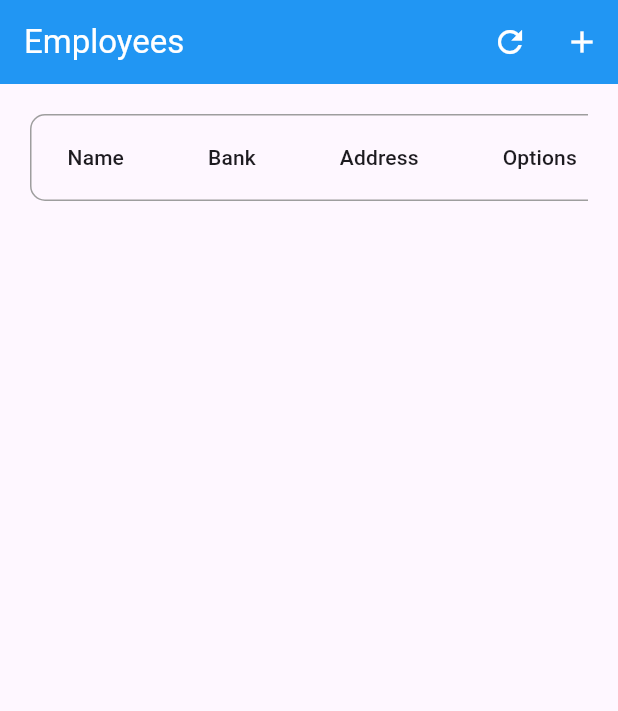
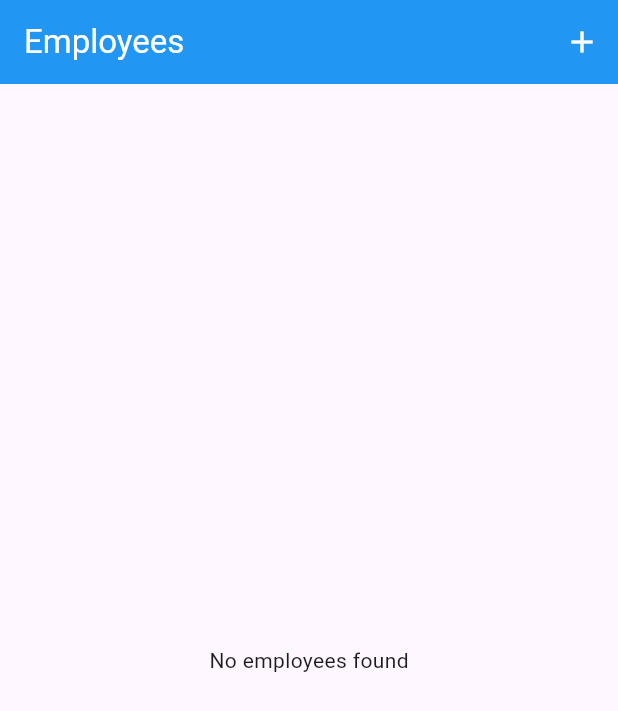
Before and after one commit to evanightly/polinema-smt5-mobile-jobsheet, a Flutter app: the screen it shows after launch, on a phone screen of 412 x 824 dp. Shown: the top 711 px of the screen. Run offline on Flutter 3.47's test engine with Material 2 defaults, Android fonts, the phone set to English and light mode, and no system bars; our stand-ins replace dio; network calls fail.

Commit message:
Update themes

```diff
--- a/client/lib/config/default_style.dart
+++ b/client/lib/config/default_style.dart
@@ -15,6 +15,20 @@ ThemeData defaultStyle = ThemeData(
         ),
       ),
     ),
-);
+    buttonTheme: ButtonThemeData().copyWith(
+      buttonColor: Colors.blue,
+      textTheme: ButtonTextTheme.primary,
+    ),
+    elevatedButtonTheme: ElevatedButtonThemeData(
+      style: ButtonStyle().copyWith(
+          shape: MaterialStateProperty.all(
+            RoundedRectangleBorder(
+              borderRadius: BorderRadius.circular(2),
+            ),
+          ),
+          backgroundColor: MaterialStateProperty.all(Colors.blue),
+          foregroundColor: MaterialStatePropertyAll(Colors.white)),
+    ),
+    textButtonTheme: TextButtonThemeData(style: TextButton.styleFrom(foregroundColor: Colors.blue)));
 
 const serverUrl = 'http://192.168.0.16:8000';
--- a/client/lib/main.dart
+++ b/client/lib/main.dart
@@ -9,6 +9,7 @@ class App extends StatelessWidget {
   @override
   Widget build(BuildContext context) {
     return MaterialApp(
+      debugShowCheckedModeBanner: false,
       theme: defaultStyle,
       title: 'Employee Management App',
       home: const Employees(),
--- a/client/lib/widgets/employees.dart
+++ b/client/lib/widgets/employees.dart
@@ -15,6 +15,11 @@ class _EmployeesState extends State<Employees> {
   final dio = Dio();
 
   List<Employee> employees = [];
+
+  void _showSnackBar(String text) {
+    ScaffoldMessenger.of(context).hideCurrentSnackBar();
+    ScaffoldMessenger.of(context).showSnackBar(SnackBar(content: Text(text)));
+  }
 
   void _getEmployees() async {
     Response response = await dio.get('$serverUrl/employees');
@@ -36,6 +41,7 @@ class _EmployeesState extends State<Employees> {
     print(employee.id);
     print(employee.name);
     await employee.delete();
+    _showSnackBar('Employee deleted');
     _getEmployees();
   }
 
@@ -45,6 +51,7 @@ class _EmployeesState extends State<Employees> {
         builder: (context) => const EmployeeForm(),
       ),
     );
+    _showSnackBar('Employee created');
     _getEmployees();
   }
 
@@ -54,6 +61,7 @@ class _EmployeesState extends State<Employees> {
         builder: (context) => EmployeeForm(employee: employee),
       ),
     );
+    _showSnackBar('Employee updated');
     _getEmployees();
   }
 
@@ -65,18 +73,12 @@ class _EmployeesState extends State<Employees> {
 
   @override
   Widget build(BuildContext context) {
-    return Scaffold(
-      appBar: AppBar(
-        title: const Text('Employees'),
-        actions: [
-          IconButton(
-            onPressed: _getEmployees,
-            icon: const Icon(Icons.refresh),
-          ),
-          IconButton(onPressed: _onCreateForm, icon: const Icon(Icons.add))
-        ],
-      ),
-      body: Container(
+    Widget content = const Center(child: CircularProgressIndicator());
+
+    if (employees.isEmpty) {
+      content = const Center(child: Text('No employees found'));
+    } else {
+      content = Container(
         margin: const EdgeInsets.all(20),
         child: SingleChildScrollView(
           scrollDirection: Axis.horizontal,
@@ -114,7 +116,17 @@ class _EmployeesState extends State<Employees> {
             ],
           ),
         ),
+      );
+    }
+    return Scaffold(
+      appBar: AppBar(
+        title: const Text('Employees'),
+        actions: [
+          // IconButton(onPressed: _getEmployees, icon: const Icon(Icons.refresh)),
+          IconButton(onPressed: _onCreateForm, icon: const Icon(Icons.add))
+        ],
       ),
+      body: content,
     );
   }
 }
```
Lines whose indentation alone changed are shown as unchanged.
